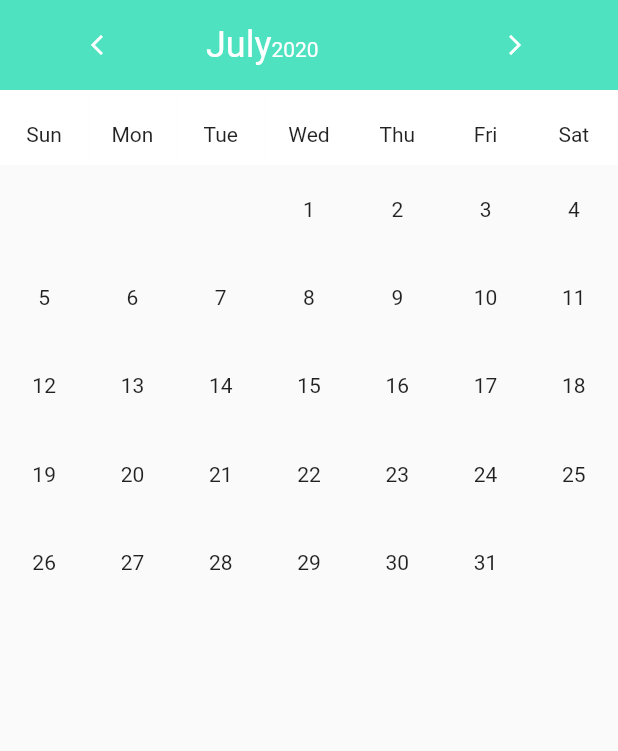
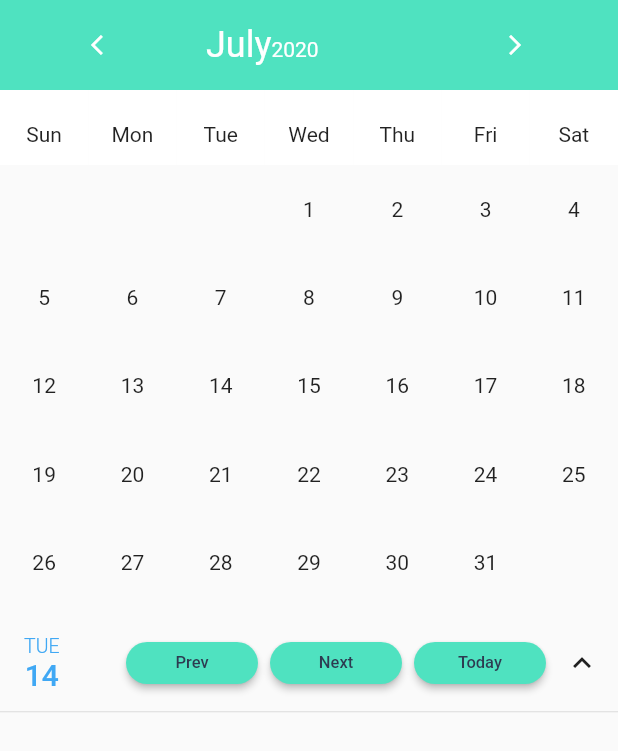
Before and after one commit to khadkabindu/calender, a Flutter app: the screen it shows after launch, on a phone screen of 412 x 824 dp. Shown: the top 751 px of the screen. Run offline on Flutter 3.47's test engine with Material 2 defaults, Android fonts, the phone set to English and light mode, and no system bars; drawn by our look-alikes of expandable.

Commit message:
add previous and next buttons

```diff
--- /dev/null
+++ b/lib/custom_button.dart
@@ -0,0 +1,43 @@
+import 'package:flutter/material.dart';
+const PrimaryColorTextHintLight = Color(0xdddedddc);
+class CustomButton extends StatelessWidget {
+  const CustomButton({
+    Key key,
+    this.color,
+    this.child,
+    this.textColor: Colors.white,
+    this.onPressed,
+    this.disabled: false,
+    this.disabledColor: PrimaryColorTextHintLight,
+    this.label: '',
+    this.fontSize: 14,
+    this.padding: const EdgeInsets.symmetric(horizontal: 80),
+  }) : super(key: key);
+
+  final VoidCallback onPressed;
+  final Color color;
+  final Color disabledColor;
+  final Color textColor;
+  final String label;
+  final bool disabled;
+  final EdgeInsets padding;
+  final double fontSize;
+  final Widget child;
+
+  @override
+  Widget build(BuildContext context) {
+    return RaisedButton(
+      shape: RoundedRectangleBorder(
+        borderRadius: BorderRadius.circular(30.0),
+      ),
+      onPressed: disabled ? null : onPressed,
+      child: child ?? Text(
+        label,
+        style: new TextStyle(color: textColor, fontSize: fontSize),
+      ),
+      padding: padding,
+      color: color,
+      disabledColor: disabledColor,
+    );
+  }
+}
--- a/lib/main.dart
+++ b/lib/main.dart
@@ -1,6 +1,8 @@
 import 'package:flutter/material.dart';
-import 'package:date_util/date_util.dart';
+import 'package:fluttercalender/custom_button.dart';
 import 'package:quiver/time.dart';
+import 'package:expandable/expandable.dart';
+import 'package:intl/intl.dart';
 
 void main() {
   runApp(MyApp());
@@ -22,8 +24,6 @@ enum Months {
   December
 }
 
-var now = DateTime.now();
-
 class MyApp extends StatelessWidget {
   @override
   Widget build(BuildContext context) {
@@ -32,6 +32,7 @@ class MyApp extends StatelessWidget {
     );
   }
 }
+DateTime currentDate = DateTime.now();
 
 class MyHomePage extends StatefulWidget {
   @override
@@ -39,7 +40,7 @@ class MyHomePage extends StatefulWidget {
 }
 
 class _MyHomePageState extends State<MyHomePage> {
-  DateTime currentDate = DateTime.now();
+
 
   @override
   Widget build(BuildContext context) {
@@ -125,6 +126,7 @@ class _MyHomePageState extends State<MyHomePage> {
               ),
             ),
             CalenderView(UniqueKey(), currentDate),
+            ExpandableWrapper(currentDate),
           ],
         ),
       ),
@@ -144,6 +146,7 @@ class CalenderView extends StatefulWidget {
 class _CalenderViewState extends State<CalenderView> {
   var totalDaysOfMonths;
   var dateTime;
+  final bool isCurrentDay = false;
 
   List<String> days = List(40);
 
@@ -160,7 +163,9 @@ class _CalenderViewState extends State<CalenderView> {
   @override
   void initState() {
     dateTime = DateTime(widget.currentDate.year, widget.currentDate.month, 1);
-    totalDaysOfMonths = daysInMonth(widget.currentDate.year, widget.currentDate.month);
+    totalDaysOfMonths =
+        daysInMonth(widget.currentDate.year, widget.currentDate.month);
+
     numberOfDays();
     super.initState();
   }
@@ -180,3 +185,134 @@ class _CalenderViewState extends State<CalenderView> {
     );
   }
 }
+
+class ExpandableWrapper extends StatefulWidget {
+
+    final DateTime currentDate;
+   const ExpandableWrapper( this.currentDate);
+
+  @override
+  _ExpandableWrapperState createState() => _ExpandableWrapperState();
+}
+
+class _ExpandableWrapperState extends State<ExpandableWrapper> {
+
+
+
+  @override
+  Widget build(BuildContext context) {
+    return ExpandableNotifier(
+      initialExpanded: true,
+      child: Column(
+        crossAxisAlignment: CrossAxisAlignment.start,
+        children: <Widget>[
+
+          Padding(
+            padding: const EdgeInsets.only(
+              top: 8,
+              right: 0,
+              bottom: 8,
+              left: 16,
+            ),
+            child: Builder(
+              builder: (context) {
+                var controller = ExpandableController.of(context);
+                return Row(
+                  mainAxisAlignment: MainAxisAlignment.spaceBetween,
+                  children: [
+                    Column(
+                      children: [
+                        Text(
+                          '${DateFormat('EEEE').format(DateTime(widget.currentDate.day-1)).substring(0,3).toUpperCase()}',
+                          style: TextStyle(
+                              color: Color(0xFF40A8F4),
+                              fontSize: 13,
+                              fontWeight: FontWeight.w300),
+                        ),
+                        Text(
+                          '${widget.currentDate.day}',
+                          style: TextStyle(
+                              fontSize: 20,
+                              color: Color(0xFF40A8F4),
+                              fontWeight: FontWeight.w500),
+                        ),
+                      ],
+                    ),
+                    Row(
+                      children: [
+                        SizedBox(
+                          height: 28,
+                          child: CustomButton(
+                            color: Color(0xFF4FE2C0),
+                            label: 'Prev',
+                            onPressed: () {
+                              setState(() {
+                                currentDate = DateTime(currentDate.year,
+                                    currentDate.month - 1, currentDate.day);
+                              });
+                            },
+                            fontSize: 11,
+                            textColor: Color(0xff2D3B51),
+                            padding: const EdgeInsets.symmetric(
+                                vertical: 4,
+                                horizontal: 16),
+                          ),
+                        ),
+                        SizedBox(
+                          width: 8,
+                        ),
+                        SizedBox(
+                          height: 28,
+                          child: CustomButton(
+                            color: Color(0xFF4FE2C0),
+                            label: 'Next',
+                            onPressed: () {
+                              setState(() {
+                                currentDate = DateTime(currentDate.year,
+                                    currentDate.month + 1, currentDate.day);
+                              });
+                            },
+                            fontSize: 11,
+                            textColor: Color(0xff2D3B51),
+                            padding: const EdgeInsets.symmetric(
+                                vertical: 4, horizontal: 16),
+                          ),
+                        ),
+                        SizedBox(
+                          width: 8,
+                        ),
+                        SizedBox(
+                          height: 28,
+                          child: CustomButton(
+                            color: Color(0xFF4FE2C0),
+                            label: 'Today',
+                            onPressed: () {},
+                            fontSize: 11,
+                            textColor: Color(0xff2D3B51),
+                            padding: const EdgeInsets.symmetric(
+                                vertical: 4, horizontal: 16),
+                          ),
+                        ),
+                        IconButton(
+                          icon: controller.expanded
+                              ? Icon(Icons.keyboard_arrow_up)
+                              : Icon(Icons.keyboard_arrow_down),
+                          onPressed: () {
+                            controller.toggle();
+                          },
+                        )
+                      ],
+                    ),
+                  ],
+                );
+              },
+            ),
+          ),
+          Divider(
+            height: 1,
+          )
+        ],
+      ),
+    );
+  }
+}
--- a/pubspec.yaml
+++ b/pubspec.yaml
@@ -28,6 +28,8 @@ dependencies:
   date_util: ^0.1.4
   flutter_calendar_carousel: 1.4.12
   intl: 0.16.1
+  expandable: ^4.1.4
+
 
   # The following adds the Cupertino Icons font to your application.
   # Use with the CupertinoIcons class for iOS style icons.
```
Also changed, not shown: pubspec.lock.
